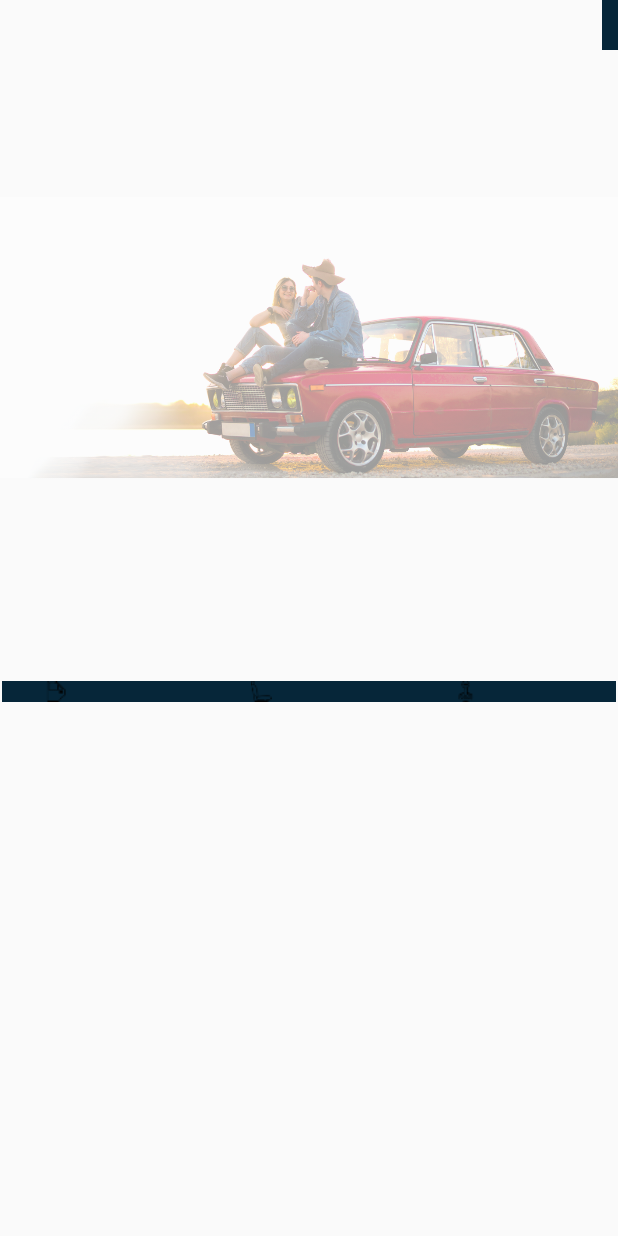
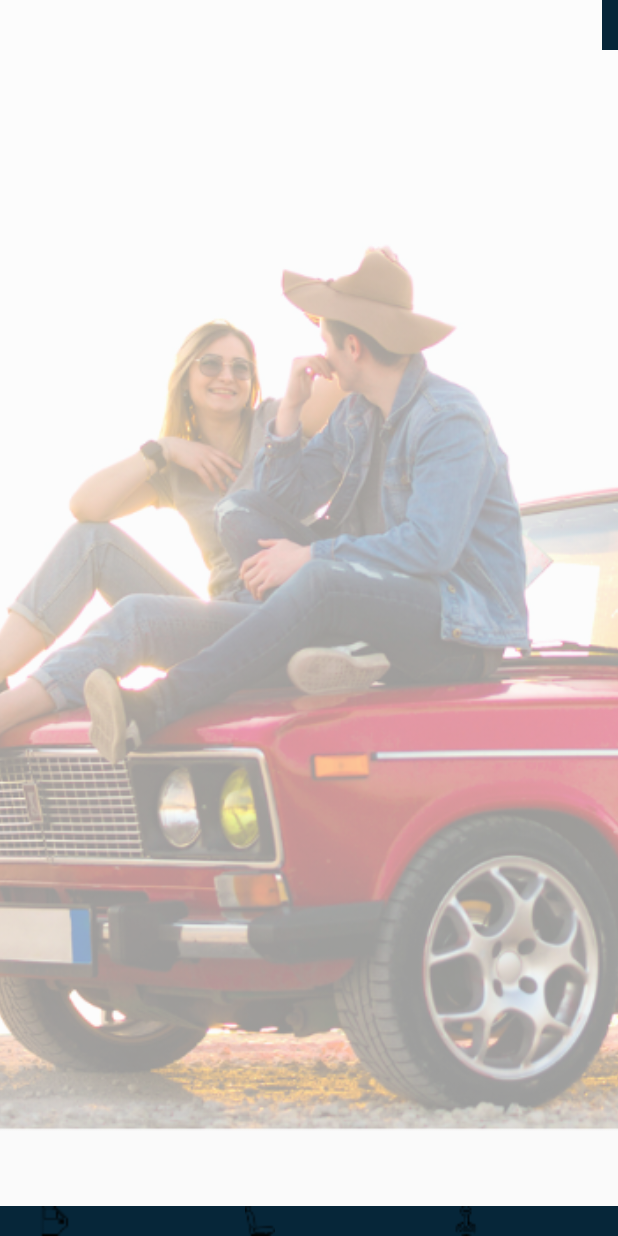
Before and after one commit to tarakan747/ILCarro, an Android app: the layout fragment_best_car.xml on its own in the app's theme, with its tools: preview values and no code run, on a phone screen of 412 x 824 dp. Run offline under Robolectric (Android 15) with nearby library versions, the phone set to English and light mode, and no system bars.

```diff
--- a/app/src/main/java/com/example/ilcarroappl/MainActivity.java
+++ b/app/src/main/java/com/example/ilcarroappl/MainActivity.java
@@ -98,8 +98,9 @@ public class MainActivity extends AppCompatActivity implements NavigationView.On
                         if (response.isSuccessful()) {
                             List<CarForUsersDto> list = new ArrayList<>(response.body());
                             ViewPagerAdapters adapter = new ViewPagerAdapters(getSupportFragmentManager(), list);
+                            bestCars.setOffscreenPageLimit(3);
                             bestCars.setAdapter(adapter);
-                            bestCars.setOffscreenPageLimit(3);
+
                         } else {
                             Log.d(TAG, "test3: " + response.errorBody().string());
                         }
--- a/app/src/main/java/com/example/ilcarroappl/adapters/ViewPagerAdapters.java
+++ b/app/src/main/java/com/example/ilcarroappl/adapters/ViewPagerAdapters.java
@@ -24,7 +24,7 @@ public class ViewPagerAdapters extends FragmentStatePagerAdapter {
     @NonNull
     @Override
     public Fragment getItem(int position) {
-        return BestCarFrag.of(bestCar, position);
+        return BestCarFrag.of(bestCar.get(position));
     }
 
     @Override
--- a/app/src/main/java/com/example/ilcarroappl/data/provider/web/Api.java
+++ b/app/src/main/java/com/example/ilcarroappl/data/provider/web/Api.java
@@ -14,6 +14,4 @@ public interface Api {
 
     @GET("car/best")
     Single<Response<List<CarForUsersDto>>> topCar();
-
-
 }
--- a/app/src/main/res/layout/activity_main.xml
+++ b/app/src/main/res/layout/activity_main.xml
@@ -14,7 +14,6 @@
         android:layout_width="wrap_content"
         android:layout_height="match_parent"
         android:layout_gravity="start"
-        android:visibility="gone"
         app:menu="@menu/menu_nav" />
 
     <androidx.constraintlayout.widget.ConstraintLayout
@@ -219,10 +218,8 @@
                     <androidx.viewpager.widget.ViewPager
                         android:id="@+id/bestCarsVP"
                         android:layout_width="0dp"
-                        android:layout_height="180dp"
-                        android:layout_marginStart="15dp"
+                        android:layout_height="240dp"
                         android:layout_marginTop="20dp"
-                        android:layout_marginEnd="15dp"
                         android:layout_marginBottom="20dp"
                         app:layout_constraintBottom_toBottomOf="parent"
                         app:layout_constraintEnd_toEndOf="parent"
--- a/app/src/main/res/layout/fragment_best_car.xml
+++ b/app/src/main/res/layout/fragment_best_car.xml
@@ -4,13 +4,14 @@
     xmlns:tools="http://schemas.android.com/tools"
     android:id="@+id/font"
     android:layout_width="match_parent"
-    android:layout_height="wrap_content"
+    android:layout_height="match_parent"
     tools:context=".BestCarFrag">
 
     <ImageView
         android:id="@+id/photoCarImg"
-        android:layout_width="wrap_content"
-        android:layout_height="wrap_content"
+        android:layout_width="0dp"
+        android:layout_height="0dp"
+        android:scaleType="centerCrop"
         android:src="@drawable/background_car"
         app:layout_constraintBottom_toBottomOf="parent"
         app:layout_constraintEnd_toEndOf="parent"
@@ -22,11 +23,11 @@
         android:layout_width="200dp"
         android:layout_height="wrap_content"
         android:fontFamily="@font/raleway_regular"
-        android:gravity="center"
+        android:gravity="center|left"
         android:padding="5sp"
         android:textColor="@color/colorWhite"
         android:textSize="16sp"
-        app:layout_constraintStart_toStartOf="parent"
+        app:layout_constraintStart_toStartOf="@+id/photoCarImg"
         app:layout_constraintTop_toTopOf="@+id/photoCarImg" />
 
     <TextView
@@ -39,20 +40,19 @@
         android:padding="5sp"
         android:textColor="@color/colorWhite"
         android:textSize="16sp"
-        app:layout_constraintEnd_toEndOf="parent"
-        app:layout_constraintTop_toTopOf="@+id/nameCarTxt"
+        app:layout_constraintEnd_toEndOf="@+id/photoCarImg"
+        app:layout_constraintTop_toTopOf="@+id/photoCarImg"
         tools:background="@color/colorDarkerBlue" />
 
     <LinearLayout
+        android:id="@+id/linearLayout"
         android:layout_width="0dp"
-        android:layout_height="wrap_content"
-        android:layout_marginStart="1dp"
-        android:layout_marginEnd="1dp"
+        android:layout_height="20dp"
         android:background="@color/colorDarkerBlue"
         android:orientation="horizontal"
         app:layout_constraintBottom_toBottomOf="@+id/photoCarImg"
-        app:layout_constraintEnd_toEndOf="parent"
-        app:layout_constraintStart_toStartOf="parent"
+        app:layout_constraintEnd_toEndOf="@+id/photoCarImg"
+        app:layout_constraintStart_toStartOf="@+id/photoCarImg"
         tools:background="@color/colorDarkerBlue">
 
         <ImageView
@@ -97,7 +97,7 @@
         <TextView
             android:id="@+id/manualTxt"
             android:layout_width="wrap_content"
-            android:layout_height="wrap_content"
+            android:layout_height="match_parent"
             android:layout_weight="1"
             android:gravity="center"
             android:textColor="@color/colorWhite"
```
Also changed, not shown: app/src/main/java/com/example/ilcarroappl/BestCarFrag.java (+10 -23 lines).
